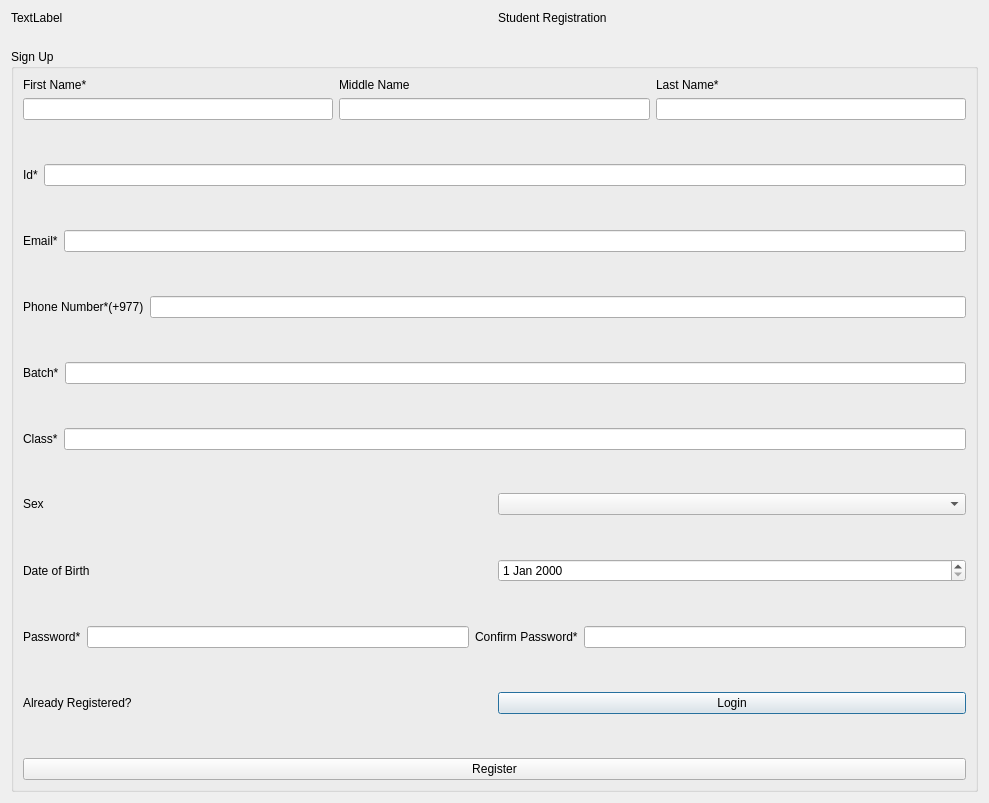
Qt form ExamSphereV1/studentregistration.ui (BiratBC/ExamSphereV1) before a commit.
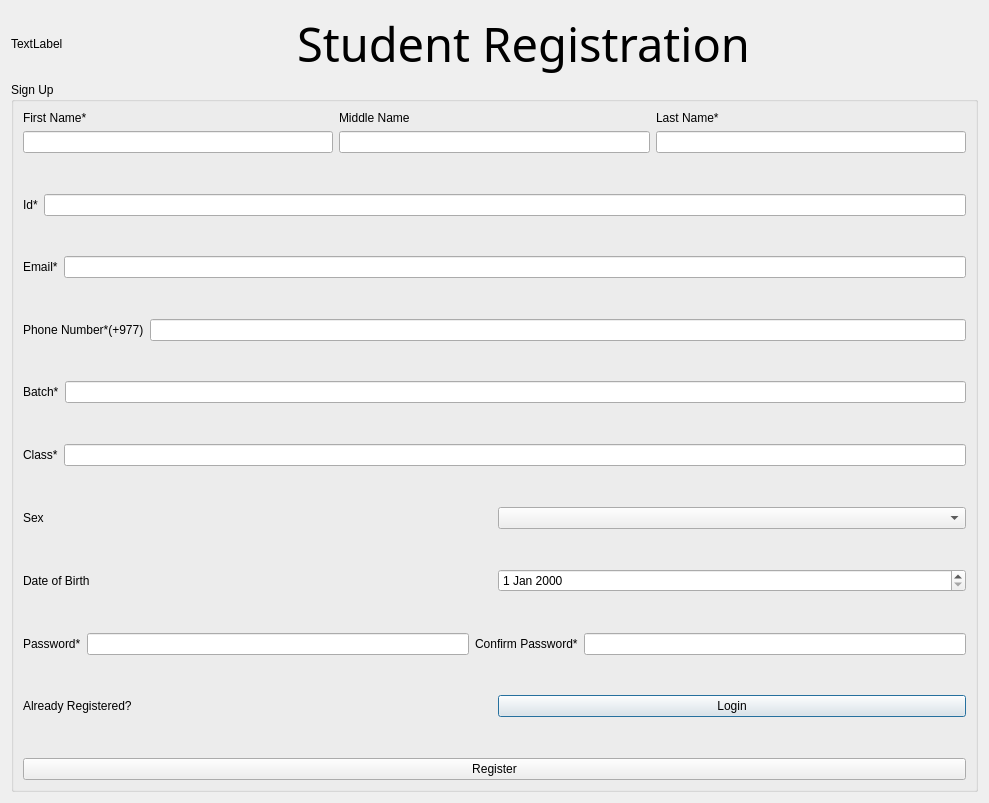
The same form after that commit.

```diff
--- a/ExamSphereV1/studentregistration.ui
+++ b/ExamSphereV1/studentregistration.ui
@@ -25,9 +25,24 @@
      </item>
      <item>
       <widget class="QLabel" name="label_12">
+       <property name="sizePolicy">
+        <sizepolicy hsizetype="Expanding" vsizetype="Preferred">
+         <horstretch>0</horstretch>
+         <verstretch>0</verstretch>
+        </sizepolicy>
+       </property>
+       <property name="font">
+        <font>
+         <family>Ubuntu Medium</family>
+         <pointsize>35</pointsize>
+        </font>
+       </property>
        <property name="text">
         <string>Student Registration</string>
        </property>
+       <property name="alignment">
+        <set>Qt::AlignCenter</set>
+       </property>
       </widget>
      </item>
     </layout>
```
